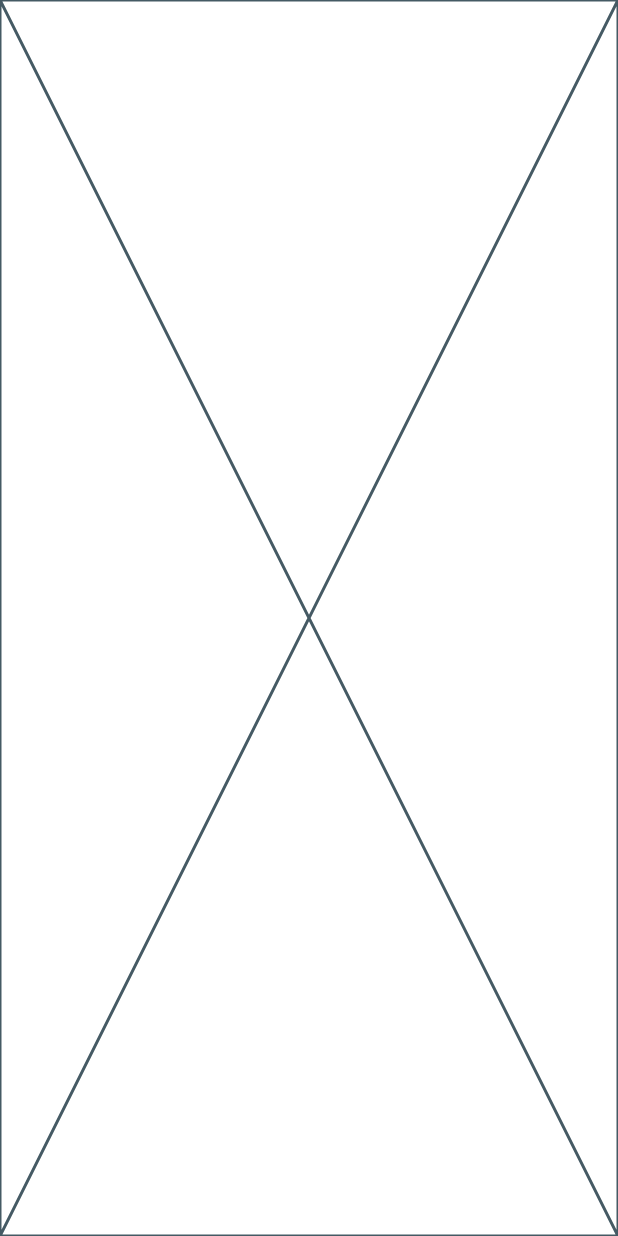
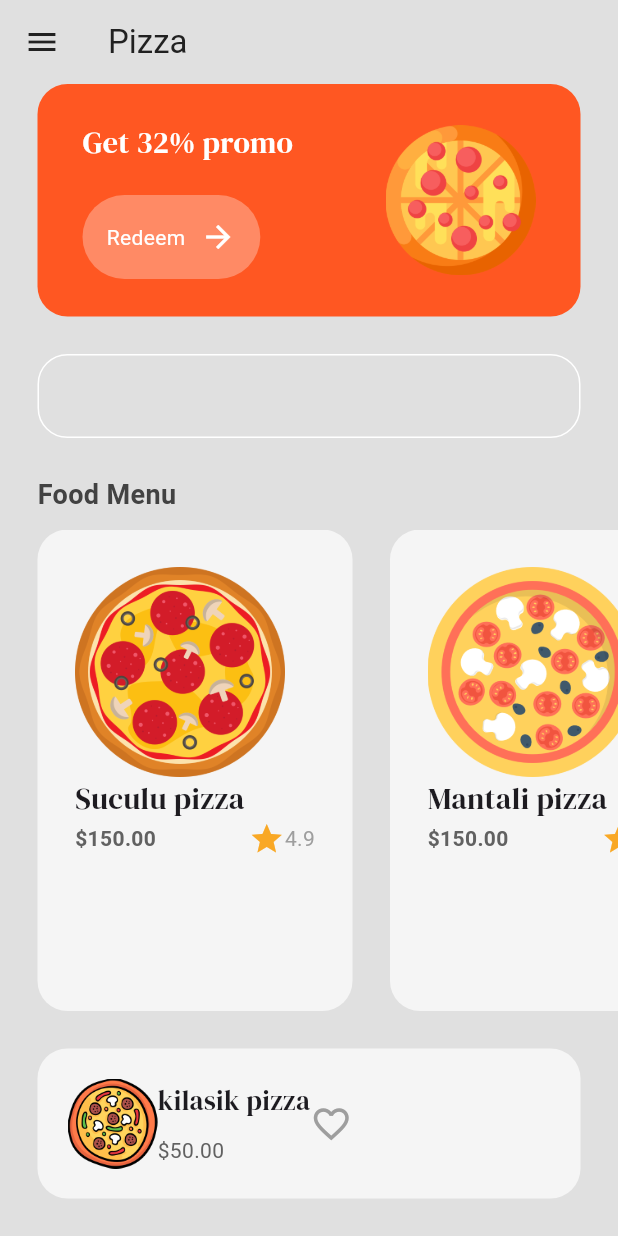
Before and after one commit to elnur-e/PizzaApp, a Flutter app: the screen it shows after launch, after a tap on "Get Stated", on a phone screen of 412 x 824 dp. Run offline on Flutter 3.47's test engine with Material 3 defaults, Android fonts, the phone set to English and light mode, and no system bars; our stand-ins replace google_fonts.

Commit message:
menuye pizza fotoraflari eklendi

```diff
--- /dev/null
+++ b/lib/components/food_tile.dart
@@ -0,0 +1,71 @@
+import 'package:flutter/material.dart';
+import 'package:google_fonts/google_fonts.dart';
+import '../models/food.dart';
+
+class FoodTile extends StatelessWidget {
+  final Food food;
+  const FoodTile({
+    super.key,
+    required this.food,
+  });
+
+  @override
+  Widget build(BuildContext context) {
+    return Container(
+      decoration: BoxDecoration(
+        color: Colors.grey[100],
+        borderRadius: BorderRadius.circular(20),
+      ),
+      margin: EdgeInsets.only(left: 25.0),
+      padding: const EdgeInsets.all(25),
+      child: Column(
+        crossAxisAlignment: CrossAxisAlignment.start,
+        children: [
+          // image
+          Image.asset(
+            food.imagePath,
+            height: 140,
+          ),
+
+          // text
+          Text(
+            food.name,
+            style: GoogleFonts.dmSerifDisplay(fontSize: 20),
+          ),
+
+          // price + rating
+          SizedBox(
+            width: 160,
+            child: Row(
+              mainAxisAlignment: MainAxisAlignment.spaceBetween,
+              children: [
+                //price
+                Text(
+                  '\$' + food.price,
+                  style: TextStyle(
+                    fontWeight: FontWeight.bold,
+                    color: Colors.grey[700],
+                  ),
+                ),
+
+                //rating
+                Row(
+                  children: [
+                    Icon(
+                      Icons.star,
+                      color: Colors.yellow[800],
+                    ),
+                    Text(
+                      food.rating,
+                      style: TextStyle(color: Colors.grey),
+                    ),
+                  ],
+                )
+              ],
+            ),
+          )
+        ],
+      ),
+    );
+  }
+}
--- a/lib/main.dart
+++ b/lib/main.dart
@@ -1,7 +1,7 @@
 import 'package:flutter/material.dart';
 import 'package:test_flutter/pages/intro_page.dart';
 import 'package:test_flutter/pages/menu_page.dart';
-
+// ben "Pixel 3a API 34 extention level 7 arm64 -v8a" da yapiyom
 void main() {
   runApp(const MyApp());
 }
--- /dev/null
+++ b/lib/models/food.dart
@@ -0,0 +1,18 @@
+class Food {
+  String name;
+  String price;
+  String imagePath;
+  String rating;
+
+  Food({
+    required this.name,
+    required this.price,
+    required this.imagePath,
+    required this.rating,
+  });
+// disaridan alabilmesi icin
+  String get _name => name;
+  String get _price => price;
+  String get _imagePath => imagePath;
+  String get _rating => rating;
+}
--- a/lib/pages/menu_page.dart
+++ b/lib/pages/menu_page.dart
@@ -1,4 +1,10 @@
 import 'package:flutter/material.dart';
+import 'package:google_fonts/google_fonts.dart';
+import 'package:test_flutter/components/button.dart';
+import 'package:test_flutter/models/food.dart';
+import 'package:test_flutter/theme/colors.dart';
+
+import '../components/food_tile.dart';
 
 class MenuPage extends StatefulWidget{
   const MenuPage({super.key});
@@ -8,8 +14,183 @@ class MenuPage extends StatefulWidget{
 }
 
 class _MenuPageState extends State<MenuPage> {
+
+  // food menu
+  List foodMenu = [
+    // sucuklu pizza
+    Food(
+        name: "Suculu pizza",
+        price: "150.00",
+        imagePath: "lib/images/pizza-2.png",
+        rating: "4.9",
+    ),
+
+    // mantarli pizza
+    Food(
+        name: "Mantali pizza",
+        price: "150.00",
+        imagePath: "lib/images/pizza-5.png",
+        rating: "4.9",
+    ),
+  ];
+
   @override
   Widget build(BuildContext context) {
-    return const Placeholder();
+    return Scaffold(
+      backgroundColor: Colors.grey[300],
+      appBar: AppBar(
+        backgroundColor: Colors.transparent, //ndense eksi olmuyor , bakmak lazim
+        elevation: 0,
+        leading: Icon(
+          Icons.menu,
+          color: Colors.grey[900],
+        ),
+        title: Text(
+            'Pizza',
+          style: TextStyle(color: Colors.grey[900]),
+        ),
+      ),
+      body: Column(
+        crossAxisAlignment: CrossAxisAlignment.start,
+        children: [
+          // promo banner
+          Container(
+            decoration: BoxDecoration(
+              color: primaryColor,
+              borderRadius: BorderRadius.circular(20),
+            ),
+            margin: const EdgeInsets.symmetric(horizontal: 25),
+            padding: const EdgeInsets.symmetric(vertical: 25, horizontal: 30), //EdgeInsets.all(25),
+            child: Row(
+              mainAxisAlignment: MainAxisAlignment.spaceBetween, //duzen .spaceBetween(.spaceEvenly) de olabilir
+              children: [
+                Column(
+                  crossAxisAlignment: CrossAxisAlignment.start,
+                  children: [
+                    // promo massage
+                    Text(
+                      'Get 32% promo', //indirim mesaj
+                      style: GoogleFonts.dmSerifDisplay(
+                        fontSize: 20,
+                        color: Colors.white,
+                      ), //yazi tipi
+                    ),
+
+                    const SizedBox(height: 20,),
+                    // redeem button
+                    MyButton(
+                      text: "Redeem",
+                      onTap:(){},
+                    ),
+                  ],
+                ),
+                //image
+                Image.asset(
+                  'lib/images/pizza-6.png', // kupun resmi
+                  height: 100,
+                ),
+              ],
+            ),
+          ),
+          const SizedBox(height: 25), //bosluk?
+
+          // seach bar
+          Padding(
+            padding: const EdgeInsets.symmetric(horizontal: 25.0),
+            child: TextField(
+              decoration: InputDecoration(
+                  /* border: OutlineInputBorder(  //bu ne ise yariyor? cikartsak ta etkilemiyor
+                    borderSide:BorderSide(color: Colors.white),
+                    borderRadius: BorderRadius.circular(20),
+                  ), */
+                  focusedBorder: OutlineInputBorder(
+                    borderSide:BorderSide(color: Colors.white),
+                    borderRadius: BorderRadius.circular(20),
+                  ),
+                  enabledBorder: OutlineInputBorder(
+                    borderSide:BorderSide(color: Colors.white),
+                    borderRadius: BorderRadius.circular(20),
+                  ),
+              ),
+            ),
+          ),
+
+          const SizedBox(height: 25), //kutu
+
+          // menu list
+          Padding(
+            padding: const EdgeInsets.symmetric(horizontal: 25.0), //all(8.0)
+            child: Text(
+              "Food Menu", //pizza menu:)
+              style: TextStyle(
+                fontWeight: FontWeight.bold,
+                color: Colors.grey[800],
+                fontSize: 18,
+              ),
+            ),
+          ),
+
+          const SizedBox(height: 10),
+
+          Expanded(
+            //child: Padding(
+              //padding: const EdgeInsets.only(left: 25.0),
+              child: ListView.builder(
+                scrollDirection: Axis.horizontal,
+                itemCount: foodMenu.length,
+                itemBuilder: (context, index) => FoodTile(
+                  food: foodMenu[index],
+                ),
+              ),
+            //),
+          ),
+
+          const SizedBox(height: 25), //kutu
+
+
+          //popular food (neden bunu ekledim ki:( (bunu cikarta biliriz
+          Container(
+            decoration: BoxDecoration(
+              color: Colors.grey[100],
+              borderRadius: BorderRadius.circular(20),
+            ),
+            margin: const EdgeInsets.only(left: 25, right: 25, bottom: 25),
+            padding: const EdgeInsets.all(20),
+            child: Row(children: [
+              //image
+              Image.asset(
+                'lib/images/pizza-3.png',
+                height: 60,
+              ),
+
+              const SizedBox(height: 20), //kutu
+
+              //name and price
+              Column(
+                crossAxisAlignment: CrossAxisAlignment.start,
+                children: [
+                  //name
+                  Text(
+                    "kilasik pizza",
+                    style: GoogleFonts.dmSerifDisplay(fontSize: 18),
+                  ),
+
+                  const SizedBox(height: 10), //kutu
+
+                  //price
+                  Text(
+                    '\$50.00',
+                    style: TextStyle(color: Colors.grey[700]),
+                  ),
+                ],
+              ),
+              //heart
+              Icon(Icons.favorite_outline,color: Colors.grey, size: 28,),
+            ],),
+          )
+
+        ],
+      ),
+    );
   }
 }
--- /dev/null
+++ b/lib/theme/colors.dart
@@ -0,0 +1,3 @@
+import 'package:flutter/material.dart';
+
+var primaryColor =  Colors.deepOrange; //const ekleyince kirmizi oluyor ,bakariz sonra
```
